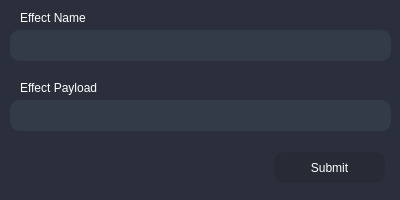
Old version of the form src/ui/views/input/InputDialogue.ui in the repository milan338/FreeRGB.
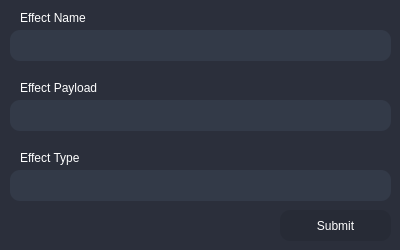
New version of the form.

Commit message: Cleaned up popup menu; Initial dynamic effects loading

```diff
--- a/src/ui/views/input/InputDialogue.ui
+++ b/src/ui/views/input/InputDialogue.ui
@@ -8,19 +8,19 @@
     <x>0</x>
     <y>0</y>
     <width>400</width>
-    <height>200</height>
+    <height>250</height>
    </rect>
   </property>
   <property name="minimumSize">
    <size>
     <width>400</width>
-    <height>200</height>
+    <height>250</height>
    </size>
   </property>
   <property name="maximumSize">
    <size>
     <width>400</width>
-    <height>200</height>
+    <height>250</height>
    </size>
   </property>
   <property name="windowTitle">
@@ -65,8 +65,8 @@
   <widget class="QPushButton" name="btn_submit">
    <property name="geometry">
     <rect>
-     <x>274</x>
-     <y>152</y>
+     <x>280</x>
+     <y>210</y>
      <width>111</width>
      <height>31</height>
     </rect>
@@ -128,8 +128,8 @@
   <widget class="QLabel" name="label_error">
    <property name="geometry">
     <rect>
-     <x>30</x>
-     <y>150</y>
+     <x>10</x>
+     <y>220</y>
      <width>231</width>
      <height>20</height>
     </rect>
@@ -141,6 +141,55 @@
     <string/>
    </property>
   </widget>
+  <widget class="QPushButton" name="btn_effect_types">
+   <property name="geometry">
+    <rect>
+     <x>10</x>
+     <y>170</y>
+     <width>381</width>
+     <height>31</height>
+    </rect>
+   </property>
+   <property name="styleSheet">
+    <string notr="true">QPushButton
+{
+	color: rgb(255, 255, 255);
+	background-color: rgb(51, 58, 72);
+	border-radius: 10px;
+ 	text-align: left;
+	padding: 2px;
+}
+
+QPushButton:hover
+{
+	background-color: rgb(51, 76, 100);
+}
+
+QPushButton:pressed 
+{
+	background-color: rgb(90, 164, 253);
+}</string>
+   </property>
+   <property name="text">
+    <string/>
+   </property>
+  </widget>
+  <widget class="QLabel" name="label_effect_type">
+   <property name="geometry">
+    <rect>
+     <x>20</x>
+     <y>150</y>
+     <width>81</width>
+     <height>16</height>
+    </rect>
+   </property>
+   <property name="styleSheet">
+    <string notr="true">color: rgb(255, 255, 255);</string>
+   </property>
+   <property name="text">
+    <string>Effect Type</string>
+   </property>
+  </widget>
  </widget>
  <resources/>
  <connections/>
```
The commit also changes 14 other files.
